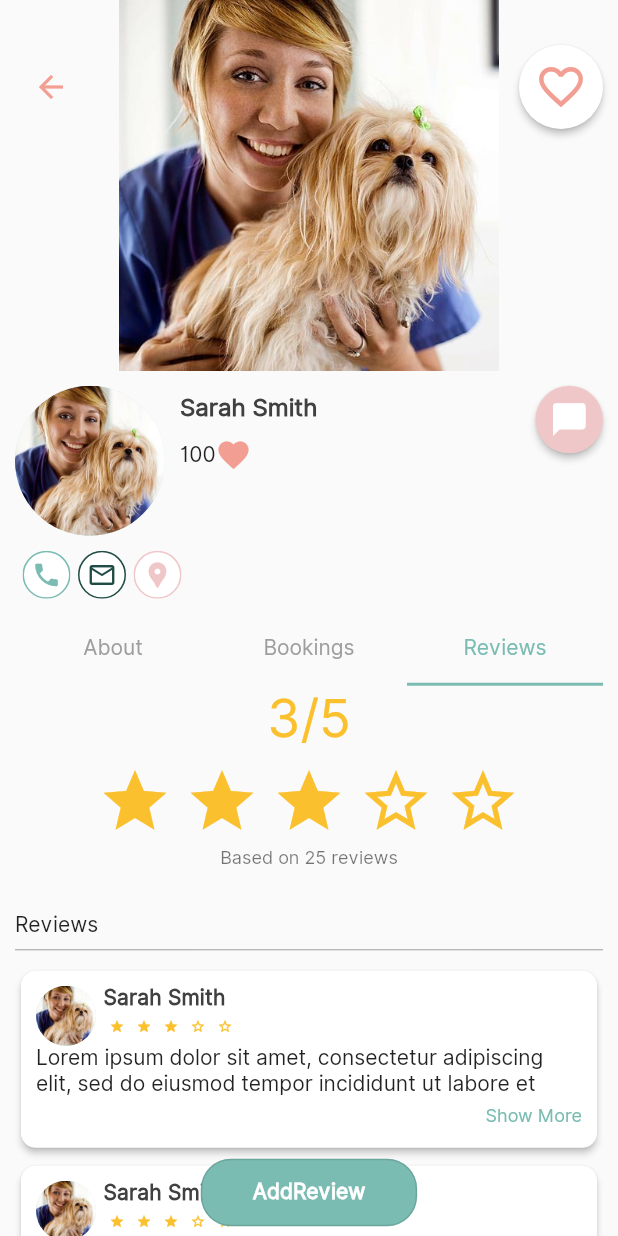
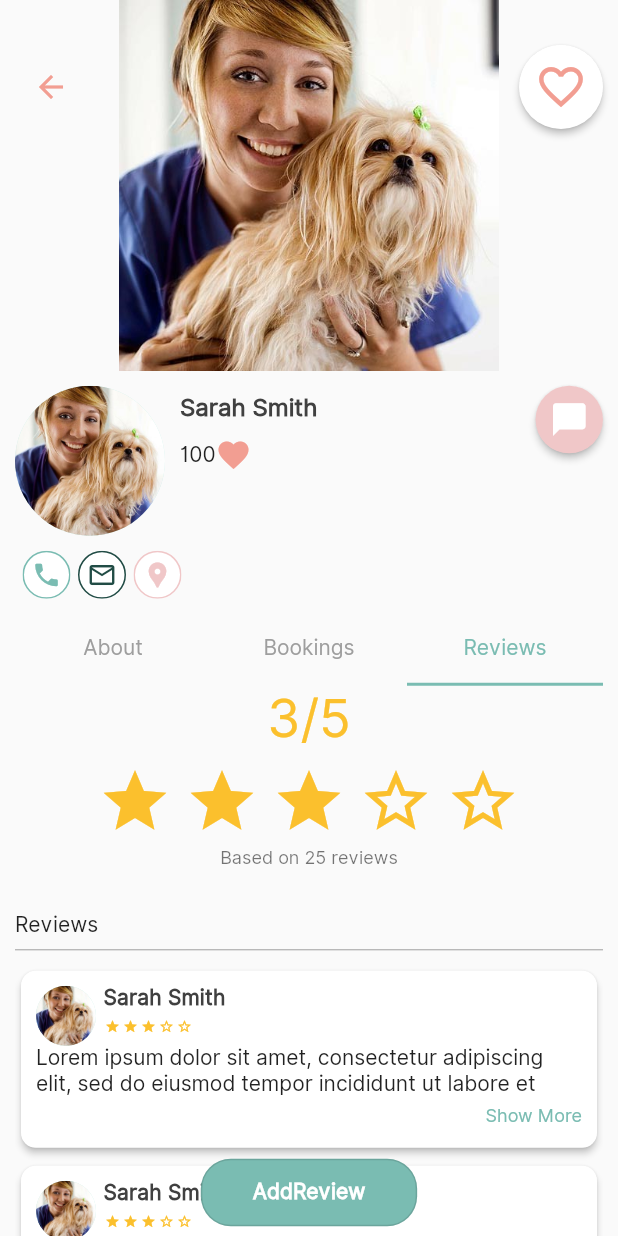
Before and after one commit to noormesslmani/flutter-app, a Flutter app: the ServiceProviderDetails screen opened by its route, tab 3 chosen, on a phone screen of 412 x 824 dp. Run offline on Flutter 3.47's test engine with Material 2 defaults, Android fonts, the phone set to English and light mode, and no system bars; drawn by our look-alikes of flutter_rating_bar; our stand-ins replace convex_bottom_bar, country_picker, dio, firebase_auth, firebase_core, flutter_custom_clippers and 5 more; missing offline and left inert: flutter_polyline_points, flutter_walkthrough_screen, horizontal_calendar; accounts and stored records are empty.

Commit message:
Frontend: separting RatingBar widget

```diff
--- a/frontend_mobile/lib/widgets/TabBarView/reviews.dart
+++ b/frontend_mobile/lib/widgets/TabBarView/reviews.dart
@@ -1,7 +1,7 @@
 import 'package:flutter/material.dart';
-import 'package:flutter_rating_bar/flutter_rating_bar.dart';
 import 'package:frontend_mobile/widgets/buttons/outlined_button.dart';
 import 'package:frontend_mobile/widgets/cards/review.dart';
+import 'package:frontend_mobile/widgets/rating_bar.dart';
 
 class Reviews extends StatefulWidget {
   const Reviews({super.key});
@@ -29,23 +29,11 @@ class _ReviewsState extends State<Reviews> {
             const SizedBox(
               height: 10,
             ),
-            Center(
-              child: RatingBar(
-                initialRating: 3.0,
-                ignoreGestures: true,
-                direction: Axis.horizontal,
-                allowHalfRating: true,
-                itemCount: 5,
-                itemSize: 50,
-                ratingWidget: RatingWidget(
-                  full: Icon(Icons.star, color: Colors.yellow[700]),
-                  half: Icon(Icons.star_half, color: Colors.yellow[700]),
-                  empty: Icon(Icons.star_border, color: Colors.yellow[700]),
-                ),
-                itemPadding: EdgeInsets.symmetric(horizontal: 4.0),
-                onRatingUpdate: (rating) {
-                  print(rating);
-                },
+            const Center(
+              child: Rating(
+                padding: 4,
+                size: 50,
+                readOnly: true,
               ),
             ),
             const SizedBox(
--- a/frontend_mobile/lib/widgets/cards/review.dart
+++ b/frontend_mobile/lib/widgets/cards/review.dart
@@ -1,6 +1,6 @@
 import 'package:flutter/material.dart';
-import 'package:flutter_rating_bar/flutter_rating_bar.dart';
 import 'package:frontend_mobile/widgets/text_expand.dart';
+import 'package:frontend_mobile/widgets/rating_bar.dart';
 
 class SingleReview extends StatefulWidget {
   const SingleReview({super.key});
@@ -45,25 +45,10 @@ class _SingleReviewState extends State<SingleReview> {
                       const SizedBox(
                         height: 5,
                       ),
-                      RatingBar(
-                        initialRating: 3.0,
-                        ignoreGestures: true,
-                        direction: Axis.horizontal,
-                        allowHalfRating: true,
-                        itemCount: 5,
-                        itemSize: 10,
-                        ratingWidget: RatingWidget(
-                          full: Icon(Icons.star, color: Colors.yellow[700]),
-                          half:
-                              Icon(Icons.star_half, color: Colors.yellow[700]),
-                          empty: Icon(Icons.star_border,
-                              color: Colors.yellow[700]),
-                        ),
-                        itemPadding:
-                            const EdgeInsets.symmetric(horizontal: 4.0),
-                        onRatingUpdate: (rating) {
-                          print(rating);
-                        },
+                      const Rating(
+                        padding: 1,
+                        size: 10,
+                        readOnly: true,
                       ),
                     ],
                   ),
--- /dev/null
+++ b/frontend_mobile/lib/widgets/rating_bar.dart
@@ -0,0 +1,39 @@
+import 'package:flutter/material.dart';
+import 'package:flutter_rating_bar/flutter_rating_bar.dart';
+
+class Rating extends StatelessWidget {
+  final double? initialRating;
+  final bool? readOnly;
+  final double size;
+  final double padding;
+  final void Function(double)? onRatingUpdate;
+  const Rating(
+      {this.initialRating,
+      required this.padding,
+      required this.size,
+      this.onRatingUpdate,
+      this.readOnly,
+      super.key});
+
+  @override
+  Widget build(BuildContext context) {
+    return RatingBar(
+      initialRating: initialRating ?? 3.0,
+      ignoreGestures: readOnly ?? false,
+      direction: Axis.horizontal,
+      allowHalfRating: true,
+      itemCount: 5,
+      itemSize: size,
+      ratingWidget: RatingWidget(
+        full: Icon(Icons.star, color: Colors.yellow[700]),
+        half: Icon(Icons.star_half, color: Colors.yellow[700]),
+        empty: Icon(Icons.star_border, color: Colors.yellow[700]),
+      ),
+      itemPadding: EdgeInsets.symmetric(horizontal: padding),
+      onRatingUpdate: onRatingUpdate ??
+          (rating) {
+            print(rating);
+          },
+    );
+  }
+}
```
Also changed, not shown: frontend_mobile/lib/widgets/modals/map_modal.dart (+5 -20 lines).
